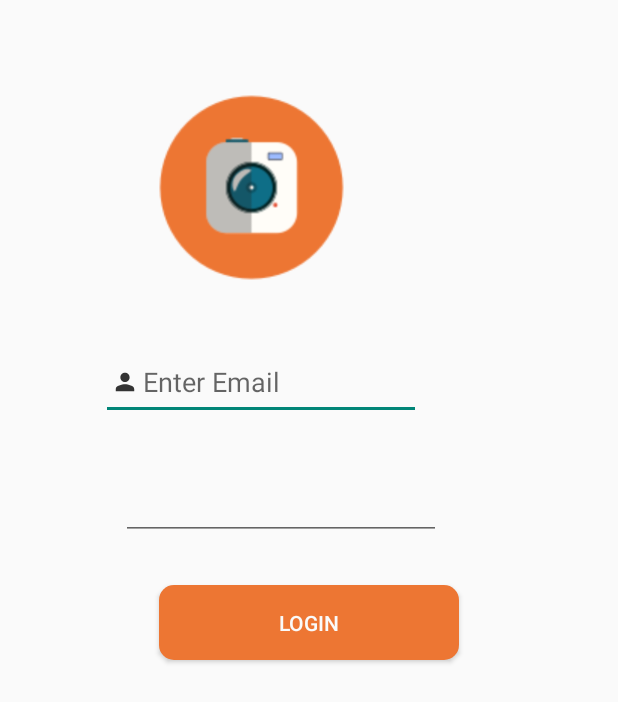
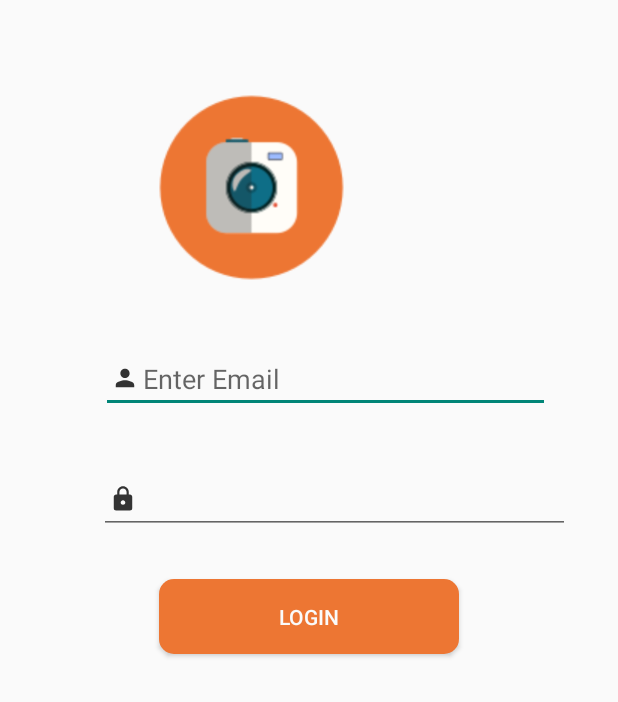
Before and after one commit to ANM05/ArtGram, an Android app: the screen it shows after launch (LoginActivity), on a phone screen of 412 x 824 dp. Shown: the top 702 px of the screen. Run offline under Robolectric (Android 15) with nearby library versions, the phone set to English and light mode, and no system bars.

```diff
--- a/app/src/main/res/layout/activity_login.xml
+++ b/app/src/main/res/layout/activity_login.xml
@@ -26,40 +26,41 @@
 
     <EditText
         android:id="@+id/email"
-        android:layout_width="match_parent"
-        android:layout_height="50dp"
+        android:layout_width="299dp"
+        android:layout_height="wrap_content"
         android:layout_below="@+id/imageView"
         android:layout_alignParentStart="true"
         android:layout_alignParentLeft="true"
         android:layout_alignParentEnd="true"
         android:layout_alignParentRight="true"
+        android:layout_centerHorizontal="true"
         android:layout_marginStart="67dp"
         android:layout_marginLeft="67dp"
         android:layout_marginTop="30dp"
-        android:layout_marginEnd="131dp"
-        android:layout_marginRight="131dp"
+        android:layout_marginEnd="45dp"
+        android:layout_marginRight="45dp"
+        android:autofillHints=""
+        android:drawableLeft="@drawable/username"
         android:ems="10"
-        android:inputType="textEmailAddress"
-        android:layout_centerHorizontal="true"
-        android:drawableLeft="@drawable/username"
         android:hint="@string/enter_email"
-        android:autofillHints="" />
+        android:inputType="textEmailAddress" />
 
     <EditText
         android:id="@+id/password"
-        android:layout_width="match_parent"
-        android:layout_height="50dp"
+        android:layout_width="295dp"
+        android:layout_height="wrap_content"
         android:layout_below="@+id/email"
         android:layout_alignStart="@+id/email"
         android:layout_alignLeft="@+id/email"
         android:layout_alignEnd="@+id/email"
         android:layout_alignRight="@+id/email"
-        android:layout_marginStart="13dp"
-        android:layout_marginLeft="13dp"
-        android:layout_marginTop="30dp"
+        android:layout_marginStart="-1dp"
+        android:layout_marginLeft="-1dp"
+        android:layout_marginTop="35dp"
         android:layout_marginEnd="-13dp"
-        android:layout_marginRight="-13dp"
+        android:layout_marginRight="0dp"
         android:autofillHints=""
+        android:drawableLeft="@drawable/password"
         android:ems="10"
         android:inputType="textPassword" />
 
```
Also changed, not shown: app/src/main/AndroidManifest.xml (+6 -3 lines), app/src/main/java/com/example/artgram/MainActivity.java (added, +13 -0 lines), app/src/main/res/layout/activity_main.xml (added, +9 -0 lines).
